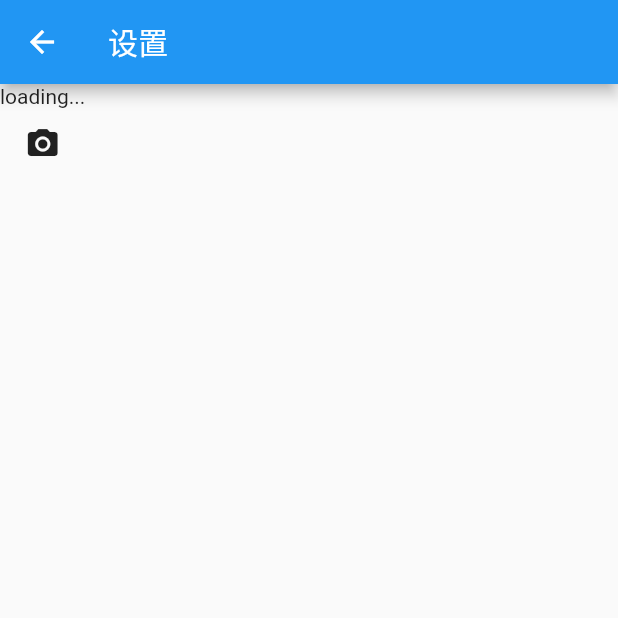
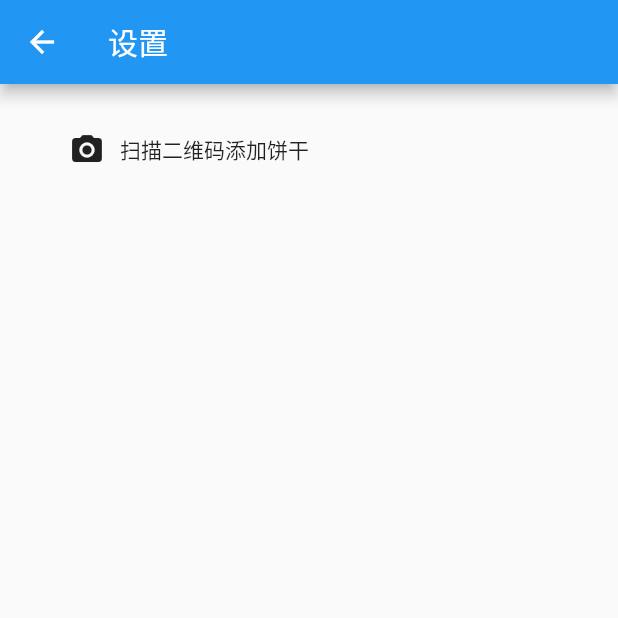
Before and after one commit to parasha/flutter_adnmb, a Flutter app: the screen it shows after launch, in the side drawer, after a tap on "设置", on a phone screen of 412 x 824 dp, the top half of it. Run offline on Flutter 3.47's test engine with Material 2 defaults, Android fonts, the phone set to English and light mode, and no system bars; our stand-ins replace dio, fluttertoast, shared_preferences; missing offline and left inert: barcode_scan; network calls fail.

Commit message:
保存饼干

```diff
--- a/lib/main.dart
+++ b/lib/main.dart
@@ -1,7 +1,10 @@
 import 'package:flutter/material.dart';
+import 'package:shared_preferences/shared_preferences.dart';
 
 import 'package:adnmb/pages/home.dart';
 import 'package:adnmb/pages/setting.dart';
+
+import 'package:adnmb/utils/simple_store.dart' show store;
 
 class App extends StatelessWidget {
   @override
@@ -14,5 +17,9 @@ class App extends StatelessWidget {
 }
 
 void main(List<String> args) async {
+  SharedPreferences sharedPreferences = await SharedPreferences.getInstance();
+  String cookie = sharedPreferences.getString('cookie');
+  store.saveCookie(cookie);
+  print(store.toStirng());
   runApp(App());
 }
--- a/lib/pages/chan.dart
+++ b/lib/pages/chan.dart
@@ -3,6 +3,9 @@ import 'package:adnmb/utils/http.dart';
 import 'package:adnmb/pages/imgPreview.dart';
 
 import 'package:adnmb/utils/htmlEscape.dart';
+import 'package:adnmb/utils/simple_store.dart' show store;
+import 'package:adnmb/utils/appToast.dart';
+
 
 class ChanPage extends StatefulWidget {
   String chanId;
--- a/lib/pages/home.dart
+++ b/lib/pages/home.dart
@@ -61,7 +61,7 @@ class HomeState extends State {
     }
     forumindex = id;
     pageIndex = '1';
-    Navigator.of(context).pop();
+    // Navigator.of(context).pop();
     setState(() {
       postList = null;
       pageTitle = title;
@@ -109,6 +109,7 @@ class HomeState extends State {
           ),
           // contentPadding: EdgeInsets.fromLTRB(40, 0, 0, 0),
           onTap: () {
+            Navigator.pop(context);
             Navigator.pushNamed(context, 'SETTING');
           },
         ),
@@ -183,6 +184,7 @@ class HomeState extends State {
                 htmlEscape(item['content']),
               )
             : new Row(
+              crossAxisAlignment: CrossAxisAlignment.start,
                 children: <Widget>[
                   new FlatButton(
                     onPressed: () {
--- a/lib/pages/setting.dart
+++ b/lib/pages/setting.dart
@@ -4,6 +4,8 @@ import 'package:barcode_scan/barcode_scan.dart';
 import 'package:shared_preferences/shared_preferences.dart';
 
 import 'package:adnmb/utils/appToast.dart';
+
+import 'package:adnmb/utils/simple_store.dart' show store;
 
 class SettingPage extends StatefulWidget {
   SettingPageState createState() => new SettingPageState();
@@ -12,44 +14,62 @@ class SettingPage extends StatefulWidget {
 class SettingPageState extends State {
   String qrcodeInfo;
 
-  // Future readQrcode() async {
-  //   try {
-  //     String barcode = await BarcodeScanner.scan();
-  //     SharedPreferences sharedPreferences = await SharedPreferences.getInstance();
-  //     String cookie = json.decode(barcode)['cookie'];
-  //     sharedPreferences.setString('COOKIE', cookie);
-  //     showAppToast('记录饼干：$cookie');
-  //   }catch(e){
-  //     showAppToast('扫码失败');
-  //   }
+  Future readQrcode() async {
+    try {
+      String barcode = await BarcodeScanner.scan();
+      SharedPreferences sharedPreferences = await SharedPreferences.getInstance();
+      String cookie = json.decode(barcode)['cookie'];
+      sharedPreferences.setString('COOKIE', cookie);
+      store.saveCookie(cookie);
+      showAppToast('保存饼干');
+    }catch(e){
+      showAppToast('扫码失败');
+    }
+  }
+
+  // void readQrcode() async {
+  //   Map qr = json.decode(
+  //       '{"cookie":"Wh%D5%CA%B2GT%CC%92%98%0B%F3%E1%E2%93%C4%8D%13%FB%FD%AA%A7%C2%2A"}');
+  //   SharedPreferences sharedPreferences = await SharedPreferences.getInstance();
+  //   setState(() {
+  //     qrcodeInfo = qr['cookie'];
+  //   });
+  //   store.saveCookie(qr['cookie']);
+  //   sharedPreferences.setString('cookie', qr['cookie']);
   // }
-
-  void readQrcode() async {
-    Map qr = json.decode(
-        '{"cookie":"Wh%D5%CA%B2GT%CC%92%98%0B%F3%E1%E2%93%C4%8D%13%FB%FD%AA%A7%C2%2A"}');
-    SharedPreferences sharedPreferences = await SharedPreferences.getInstance();
-    setState(() {
-      qrcodeInfo = qr['cookie'];
-    });
-    sharedPreferences.setString('cookie', qr['cookie']);
-  }
 
   Widget build(BuildContext context) {
     return Scaffold(
         appBar: AppBar(
           title: Text('设置'),
         ),
-      body: Column(
+        body: Container(
+          padding: EdgeInsets.fromLTRB(30, 20, 10, 10),
+          child: Column(
             children: <Widget>[
-          Text(qrcodeInfo == null ? 'loading...' : qrcodeInfo),
-          IconButton(
-            icon: Icon(Icons.camera_alt),
-            onPressed: () {
-              readQrcode();
-            },
+
+              FlatButton(
+                onPressed: readQrcode,
+                child: Row(
+                  children: <Widget>[
+                    Container(
+                      margin: EdgeInsets.only(right: 10.0),
+                      child: Icon(Icons.photo_camera),
                     ),
+
+                    Text('扫描二维码添加饼干')
                   ],
                 ),
-    );
+              )
+              // Text(qrcodeInfo == null ? 'loading...' : qrcodeInfo),
+              // IconButton(
+              //   icon: Icon(Icons.camera_alt),
+              //   onPressed: () {
+              //     readQrcode();
+              //   },
+              // ),
+            ],
+          ),
+        ));
   }
 }
--- /dev/null
+++ b/lib/utils/simple_store.dart
@@ -0,0 +1,18 @@
+class SimpleStore {
+  String cookie;
+
+  void saveCookie(String cookie) {
+    this.cookie = cookie;
+  }
+
+  String getCookie(){
+    return this.cookie;
+  }
+  @override
+  String toStirng(){
+    return '饼干：$cookie';
+  }
+}
+
+
+SimpleStore store = new SimpleStore();
```
Also changed, not shown: 1 other file. Lines whose indentation alone changed are shown as unchanged.
